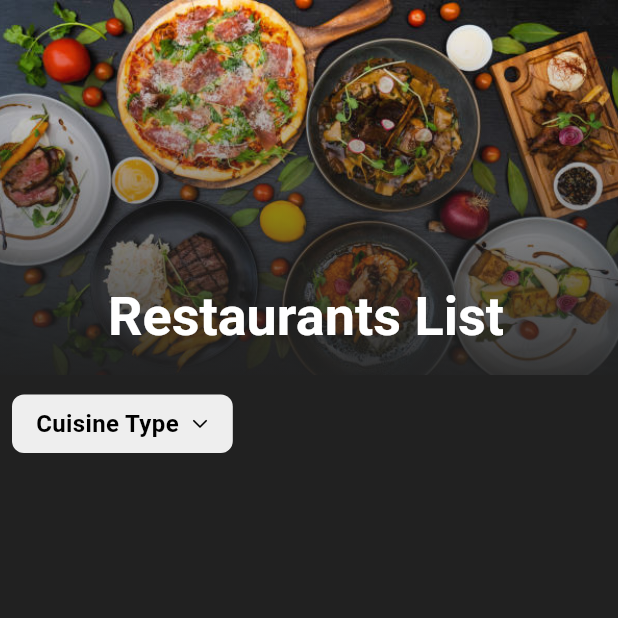
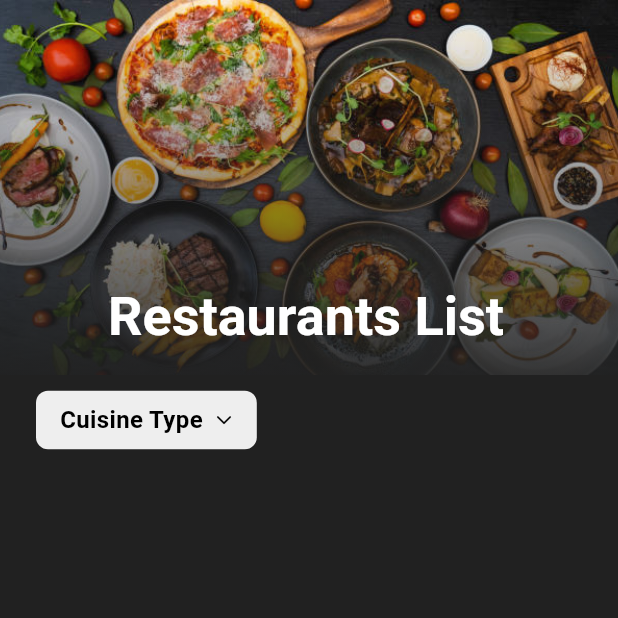
Before and after one commit to R3-da/restaurants_filter, a Flutter app: the screen it shows after launch, on a phone screen of 412 x 824 dp, the top half of it. Run offline on Flutter 3.47's test engine with Material 3 defaults, Android fonts, the phone set to English and light mode, and no system bars; network calls fail.

Commit message:
frontend: - fix sliver list header spacing

```diff
--- a/frontend/lib/src/restaurants_list_feature/restaurants_list_cuisinetype_dropdown.dart
+++ b/frontend/lib/src/restaurants_list_feature/restaurants_list_cuisinetype_dropdown.dart
@@ -69,9 +69,7 @@ class _RestaurantsListCuisineTypeDropdownState
   Widget build(BuildContext context) {
     bool isSelected = _selectedCuisineType != 'All';
 
-    return Padding(
-      padding: const EdgeInsets.all(8.0),
-      child: Column(
+    return Column(
       crossAxisAlignment: CrossAxisAlignment.start,
       children: [
         Align(
@@ -110,7 +108,6 @@ class _RestaurantsListCuisineTypeDropdownState
           ),
         ),
       ],
-      ),
     );
   }
 
--- a/frontend/lib/src/restaurants_list_feature/restaurants_list_item.dart
+++ b/frontend/lib/src/restaurants_list_feature/restaurants_list_item.dart
@@ -18,7 +18,7 @@ class RestaurantListItem extends StatelessWidget {
       onTap: onTap,
       child: Container(
         margin: const EdgeInsets.symmetric(
-            horizontal: 16.0, vertical: 8.0), // Outer margin for spacing
+            horizontal: 0, vertical: 8.0), // Outer margin for spacing
         decoration: BoxDecoration(
           color: Colors.white,
           borderRadius: BorderRadius.circular(12.0), // Rounded corners
--- a/frontend/lib/src/restaurants_list_feature/restaurants_list_view.dart
+++ b/frontend/lib/src/restaurants_list_feature/restaurants_list_view.dart
@@ -71,11 +71,11 @@ class RestaurantsListView extends StatelessWidget {
           pinned: true,
           delegate: _StickyHeaderDelegate(
             child: Container(
-              color: Colors.grey[900], // White background for the bar
-              padding: EdgeInsets.all(0.0), // Padding for spacing
+              color: Colors.grey[900], // Background color for the bar
+              padding: EdgeInsets.fromLTRB(24, 0, 24, 0), // Padding for spacing
               child: Column(
                 mainAxisAlignment:
-                    MainAxisAlignment.end, // Align dropdown to the bottom
+                    MainAxisAlignment.center, // Center vertically
                 crossAxisAlignment:
                     CrossAxisAlignment.start, // Align to the left
                 children: [
@@ -99,7 +99,7 @@ class RestaurantsListView extends StatelessWidget {
 
               return Padding(
                 padding: const EdgeInsets.symmetric(
-                    horizontal: 8.0), // Horizontal padding
+                    horizontal: 16.0), // Horizontal padding
                 child: Column(
                   children: [
                     RestaurantListItem(
@@ -107,7 +107,6 @@ class RestaurantsListView extends StatelessWidget {
                       cuisineTypeName: cuisineTypeName,
                       onTap: () => onItemTap(index),
                     ),
-                    const SizedBox(height: 4.0), // Gap between items
                   ],
                 ),
               );
```
Lines whose indentation alone changed are shown as unchanged.
